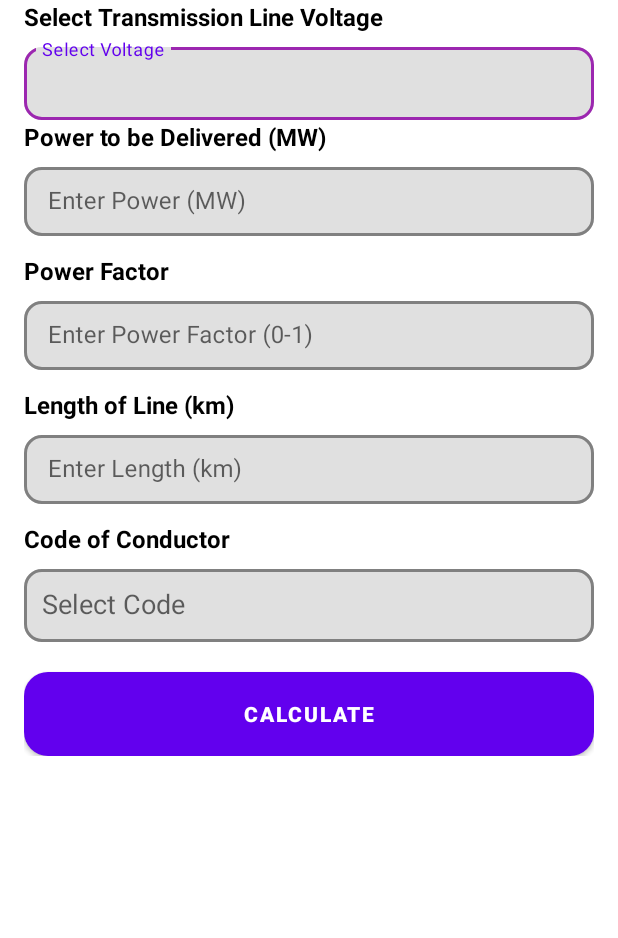
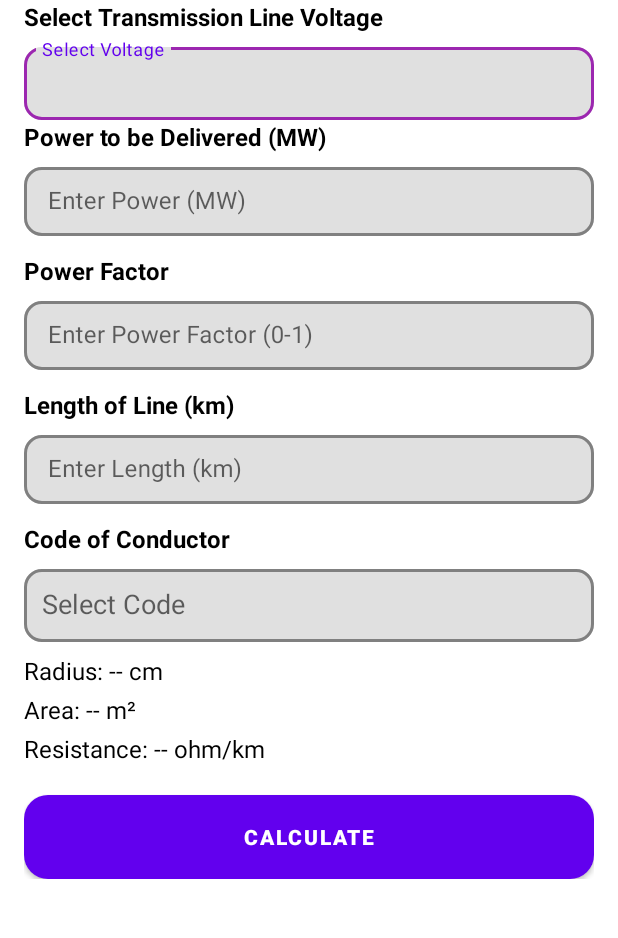
Before and after one commit to Dev-MeharPK/Transmission_Line_Analysis, an Android app: the screen it shows after launch (MainActivity), after a tap on "CALCULATE", on a phone screen of 412 x 824 dp, the part 182-1120 px from its top. Run offline under Robolectric (Android 15) with nearby library versions, the phone set to English and light mode, and no system bars.

Commit message:
Added Radius, Area, and Resistance fields

```diff
--- a/app/src/main/java/com/devmeharpk/transmissionlineanalysis/MainActivity.java
+++ b/app/src/main/java/com/devmeharpk/transmissionlineanalysis/MainActivity.java
@@ -4,16 +4,16 @@ import android.os.Bundle;
 import android.widget.ArrayAdapter;
 import android.widget.AutoCompleteTextView;
 import android.widget.Button;
+import android.widget.TextView;
 import android.widget.Toast;
 import androidx.appcompat.app.AppCompatActivity;
 import com.google.android.material.textfield.TextInputEditText;
-import com.google.android.material.textfield.TextInputLayout;
 
 public class MainActivity extends AppCompatActivity {
 
     private AutoCompleteTextView voltageSpinner, codeOfConductorSpinner;
-    private TextInputLayout voltageLayout, powerLayout, powerFactorLayout, lengthOfLineLayout, codeOfConductorLayout;
     private TextInputEditText powerInput, powerFactorInput, lengthOfLineInput;
+    private TextView radiusValue, areaValue, resistanceValue;
     private Button calculateButton;
 
     @Override
@@ -24,35 +24,41 @@ public class MainActivity extends AppCompatActivity {
         // Initialize UI elements
         voltageSpinner = findViewById(R.id.voltageSpinner);
         codeOfConductorSpinner = findViewById(R.id.codeOfConductorSpinner);
-        voltageLayout = findViewById(R.id.voltageLayout);
-        powerLayout = findViewById(R.id.powerLayout);
-        powerFactorLayout = findViewById(R.id.powerFactorLayout);
-        lengthOfLineLayout = findViewById(R.id.lengthOfLineLayout);
-        codeOfConductorLayout = findViewById(R.id.codeOfConductorLayout);
         powerInput = findViewById(R.id.powerInput);
         powerFactorInput = findViewById(R.id.powerFactorInput);
         lengthOfLineInput = findViewById(R.id.lengthOfLineInput);
         calculateButton = findViewById(R.id.calculateButton);
 
+        // TextViews for displaying values
+        radiusValue = findViewById(R.id.radiusValue);
+        areaValue = findViewById(R.id.areaValue);
+        resistanceValue = findViewById(R.id.resistanceValue);
+
         // Set up Voltage dropdown menu
         String[] voltageOptions = {"132KV", "500KV"};
-        ArrayAdapter<String> voltageAdapter = new ArrayAdapter<>(this, android.R.layout.simple_dropdown_item_1line, voltageOptions);
+        ArrayAdapter<String> voltageAdapter = new ArrayAdapter<>(this, R.layout.dropdown_item, voltageOptions);
         voltageSpinner.setAdapter(voltageAdapter);
-
         voltageSpinner.setOnClickListener(v -> voltageSpinner.showDropDown());
-        voltageSpinner.setOnItemClickListener((parent, view, position, id) ->
-                Toast.makeText(this, "Voltage: " + voltageOptions[position], Toast.LENGTH_SHORT).show()
-        );
 
         // Set up Code of Conductor dropdown menu
         String[] conductorOptions = {"Alpha", "Beta"};
-        ArrayAdapter<String> conductorAdapter = new ArrayAdapter<>(this, android.R.layout.simple_dropdown_item_1line, conductorOptions);
+        ArrayAdapter<String> conductorAdapter = new ArrayAdapter<>(this, R.layout.dropdown_item, conductorOptions);
         codeOfConductorSpinner.setAdapter(conductorAdapter);
+        codeOfConductorSpinner.setOnClickListener(v -> codeOfConductorSpinner.showDropDown());
 
-        codeOfConductorSpinner.setOnClickListener(v -> codeOfConductorSpinner.showDropDown());
-        codeOfConductorSpinner.setOnItemClickListener((parent, view, position, id) ->
-                Toast.makeText(this, "Conductor: " + conductorOptions[position], Toast.LENGTH_SHORT).show()
-        );
+        // Update values when conductor code is selected
+        codeOfConductorSpinner.setOnItemClickListener((parent, view, position, id) -> {
+            String selectedConductor = conductorOptions[position];
+            if (selectedConductor.equals("Alpha")) {
+                radiusValue.setText("Radius: 1 cm");
+                areaValue.setText("Area: 1 m²");
+                resistanceValue.setText("Resistance: 1 Ω/km");
+            } else if (selectedConductor.equals("Beta")) {
+                radiusValue.setText("Radius: 2 cm");
+                areaValue.setText("Area: 2 m²");
+                resistanceValue.setText("Resistance: 2 Ω/km");
+            }
+        });
 
         // Handle Calculate button click
         calculateButton.setOnClickListener(v -> {
@@ -62,16 +68,10 @@ public class MainActivity extends AppCompatActivity {
             String powerFactor = powerFactorInput.getText().toString().trim();
             String lengthOfLine = lengthOfLineInput.getText().toString().trim();
 
-            if (voltage.isEmpty()) {
-                Toast.makeText(this, "Select voltage!", Toast.LENGTH_SHORT).show();
-                return;
-            }
-            if (conductorCode.isEmpty()) {
-                Toast.makeText(this, "Select Conductor Code!", Toast.LENGTH_SHORT).show();
-                return;
-            }
-            if (power.isEmpty() || powerFactor.isEmpty() || lengthOfLine.isEmpty()) {
-                Toast.makeText(this, "Fill all fields!", Toast.LENGTH_SHORT).show();
+            // Check for empty fields
+            if (voltage.isEmpty() || conductorCode.isEmpty() || power.isEmpty() ||
+                    powerFactor.isEmpty() || lengthOfLine.isEmpty()) {
+                Toast.makeText(this, "Please fill all required fields!", Toast.LENGTH_SHORT).show();
                 return;
             }
 
@@ -81,14 +81,14 @@ public class MainActivity extends AppCompatActivity {
                 double lineLength = Double.parseDouble(lengthOfLine);
 
                 if (pfValue < 0 || pfValue > 1) {
-                    Toast.makeText(this, "Power Factor: 0 - 1", Toast.LENGTH_SHORT).show();
+                    Toast.makeText(this, "Power Factor must be between 0 and 1!", Toast.LENGTH_SHORT).show();
                 } else {
                     Toast.makeText(this, voltage + " | " + powerValue + "MW | PF: " + pfValue
                                     + " | Line: " + lineLength + "km | Conductor: " + conductorCode,
                             Toast.LENGTH_LONG).show();
                 }
             } catch (NumberFormatException e) {
-                Toast.makeText(this, "Enter valid numbers!", Toast.LENGTH_SHORT).show();
+                Toast.makeText(this, "Enter valid numbers for Power, Power Factor, and Length of Line!", Toast.LENGTH_SHORT).show();
             }
         });
     }
--- a/app/src/main/res/layout/activity_main.xml
+++ b/app/src/main/res/layout/activity_main.xml
@@ -190,6 +190,37 @@
                 android:entries="@array/conductor_codes" />
         </com.google.android.material.textfield.TextInputLayout>
 
+        <!-- Radius -->
+        <TextView
+            android:id="@+id/radiusValue"
+            android:layout_width="wrap_content"
+            android:layout_height="wrap_content"
+            android:text="Radius: -- cm"
+            android:textSize="16sp"
+            android:textColor="@color/black"
+            android:layout_marginTop="8dp" />
+
+        <!-- Area -->
+        <TextView
+            android:id="@+id/areaValue"
+            android:layout_width="wrap_content"
+            android:layout_height="wrap_content"
+            android:text="Area: -- m²"
+            android:textSize="16sp"
+            android:textColor="@color/black"
+            android:layout_marginTop="4dp" />
+
+        <!-- Resistance -->
+        <TextView
+            android:id="@+id/resistanceValue"
+            android:layout_width="wrap_content"
+            android:layout_height="wrap_content"
+            android:text="Resistance: -- ohm/km"
+            android:textSize="16sp"
+            android:textColor="@color/black"
+            android:layout_marginTop="4dp" />
+
+
         <!-- Calculate Button -->
         <Button
             android:id="@+id/calculateButton"
@@ -202,5 +233,7 @@
             android:layout_marginTop="20dp"
             android:padding="12dp" />
 
+
+
     </LinearLayout>
 </ScrollView>
--- a/app/src/main/res/values/colors.xml
+++ b/app/src/main/res/values/colors.xml
@@ -7,5 +7,6 @@
     <color name="purple_700">#6200EE</color>
     <color name="gray">#808080</color>
     <color name="purple">#9C27B0</color> <!-- Purple color -->
-
+    <color name="purple_500">#9C27B0</color>
+    <color name="light_gray">#D3D3D3</color>
 </resources>
```
Also changed, not shown: app/src/main/res/layout/dropdown_item.xml (added, +12 -0 lines).
